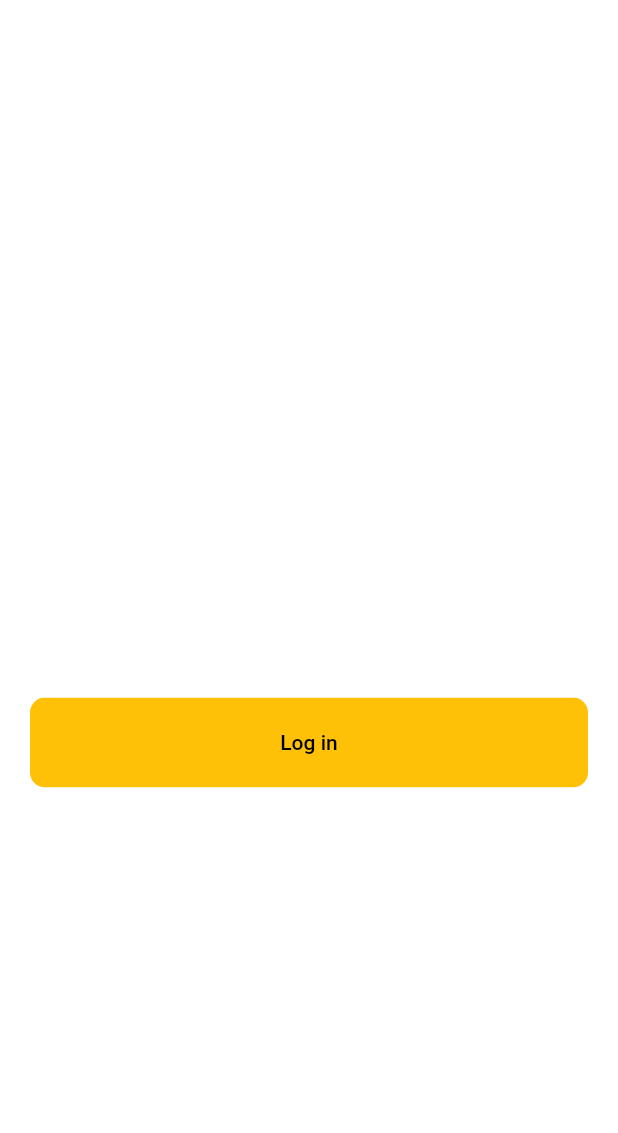
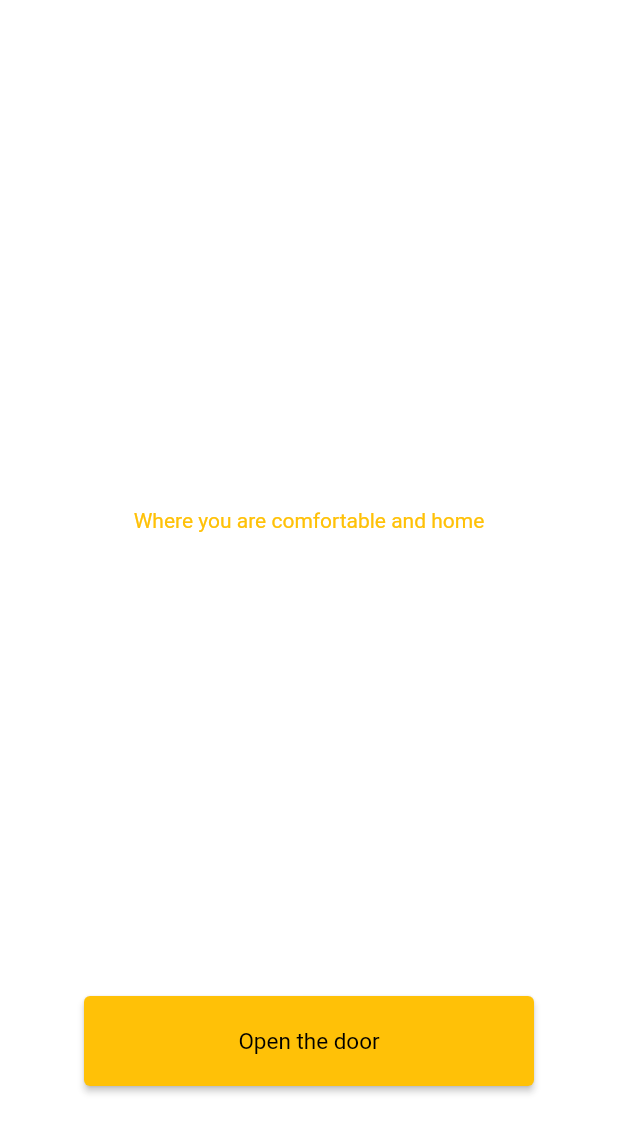
Before and after one commit to faisalkholid/flutter_latihan01, a Flutter app: the screen it shows after launch, on a phone screen of 412 x 824 dp. Shown: the top 1133 px of the screen. Run offline on Flutter 3.47's test engine with Material 2 defaults, Android fonts, the light colour scheme and no system bars.

Commit message:
add onboarding

```diff
--- a/lib/main.dart
+++ b/lib/main.dart
@@ -1,5 +1,7 @@
 import 'package:flutter/material.dart';
 import 'package:flutter/widgets.dart';
+import 'package:latihan_flutter/login.dart';
+import 'package:latihan_flutter/onboarding.dart';
 
 void main() {
   runApp(MyApp());
@@ -11,112 +13,26 @@ class MyApp extends StatelessWidget {
   @override
   Widget build(BuildContext context) {
     return MaterialApp(
-      theme: ThemeData(
-        primarySwatch: Colors.blue,
-        scaffoldBackgroundColor: Colors.white10, //<-- SEE HERE
-      ),
-      debugShowCheckedModeBanner: false,
-      home: Scaffold(
-        body: SingleChildScrollView(
-          child: Column(
-            children: [
-              const SizedBox(
-                height: 200,
-              ),
-              Container(
-                child: const Text(
-                  "Login",
-                  style: TextStyle(
-                      color: Colors.white,
-                      fontSize: 50,
-                      fontWeight: FontWeight.bold),
-                ),
-              ),
-              SizedBox(height: 10),
-              Container(
-                child: const Text(
-                  "Please login to continue life",
-                  style: TextStyle(
-                      color: Colors.white38,
-                      fontSize: 15,
-                      fontWeight: FontWeight.w400),
-                ),
-              ),
-              const SizedBox(
-                height: 20,
-              ),
-              Padding(
-                padding: const EdgeInsets.symmetric(horizontal: 20),
-                child: TextField(
-                  keyboardType: TextInputType.emailAddress,
-                  style: TextStyle(color: Colors.white),
-                  decoration: InputDecoration(
-                      prefixIcon: const Icon(
-                        Icons.supervised_user_circle,
-                        color: Colors.white,
-                      ),
-                      enabledBorder: OutlineInputBorder(
-                          borderSide:
-                              const BorderSide(width: 1.5, color: Colors.white),
-                          borderRadius: BorderRadius.circular(10)),
-                      focusedBorder: OutlineInputBorder(
-                          borderSide:
-                              BorderSide(width: 1.5, color: Colors.amber),
-                          borderRadius: BorderRadius.circular(10)),
-                      border: OutlineInputBorder(),
-                      hintText: "User name",
-                      hintStyle: TextStyle(color: Colors.white30)),
-                  controller: TextEditingController(),
-                ),
-              ),
-              SizedBox(height: 20),
-              Padding(
-                padding: const EdgeInsets.symmetric(horizontal: 20),
-                child: TextField(
-                  obscureText: true,
-                  style: TextStyle(color: Colors.white),
-                  decoration: InputDecoration(
-                      prefixIcon: const Icon(
-                        Icons.remove_red_eye_rounded,
-                        color: Colors.white,
-                      ),
-                      enabledBorder: OutlineInputBorder(
-                          borderSide:
-                              const BorderSide(width: 1.5, color: Colors.white),
-                          borderRadius: BorderRadius.circular(10)),
-                      focusedBorder: OutlineInputBorder(
-                          borderSide:
-                              BorderSide(width: 1.5, color: Colors.amber),
-                          borderRadius: BorderRadius.circular(10)),
-                      border: OutlineInputBorder(),
-                      hintText: "*********",
-                      hintStyle: TextStyle(color: Colors.white30)),
-                  controller: TextEditingController(),
-                ),
-              ),
-              SizedBox(height: 20),
-              Container(
-                height: 60,
-                width: 400,
-                margin: EdgeInsets.symmetric(horizontal: 20),
-                child: ClipRRect(
-                  borderRadius: BorderRadius.circular(10),
-                  child: GestureDetector(
-                    child: TextButton(
-                      onPressed: () {},
-                      child: Text("Log in"),
-                      style: TextButton.styleFrom(
-                        backgroundColor: Colors.amber,
-                        primary: Colors.black,
-                      ),
-                    ),
-                  ),
-                ),
-              ),
-            ],
-          ),
+        theme: ThemeData(
+          primarySwatch: Colors.blue,
+          scaffoldBackgroundColor: Colors.white10,
         ),
-      ),
-    );
+        initialRoute: '/',
+        debugShowCheckedModeBanner: false,
+        onGenerateRoute: (settings) {
+          // route /
+          if (settings.name == '/') {
+            return MaterialPageRoute(
+              builder: (context) => Onboarding(),
+              settings: settings,
+            );
+          }
+          if (settings.name == '/Login') {
+            return MaterialPageRoute(
+              builder: (context) => Login(),
+              settings: settings,
+            );
+          }
+        });
   }
 }
--- /dev/null
+++ b/lib/onboarding.dart
@@ -0,0 +1,60 @@
+import 'package:flutter/material.dart';
+import 'package:latihan_flutter/login.dart';
+
+class Onboarding extends StatefulWidget {
+  const Onboarding({Key? key}) : super(key: key);
+
+  @override
+  State<Onboarding> createState() => _OnboardingState();
+}
+
+class _OnboardingState extends State<Onboarding> {
+  @override
+  Widget build(BuildContext context) {
+    return Scaffold(
+      body: Column(
+        mainAxisAlignment: MainAxisAlignment.center,
+        children: [
+          SizedBox(
+            height: 300,
+          ),
+          Center(
+            child: Text(
+              "Welcome home",
+              style: TextStyle(
+                  color: Colors.white,
+                  fontSize: 25,
+                  fontWeight: FontWeight.bold),
+            ),
+          ),
+          SizedBox(
+            height: 10,
+          ),
+          Center(
+            child: Text(
+              "Where you are comfortable and home",
+              style:
+                  TextStyle(color: Colors.amber, fontWeight: FontWeight.normal),
+            ),
+          ),
+          Spacer(),
+          Align(
+              alignment: Alignment.bottomCenter,
+              child: ElevatedButton(
+                  onPressed: () {
+                    Navigator.pushNamed(context, '/Login');
+                  },
+                  child: Text("Open the door"),
+                  style: ElevatedButton.styleFrom(
+                      primary: Colors.amber,
+                      onPrimary: Colors.black,
+                      fixedSize: const Size(300, 60),
+                      textStyle: TextStyle(fontSize: 15)))),
+          SizedBox(
+            height: 100,
+          )
+        ],
+      ),
+    );
+  }
+}
```
Also changed, not shown: lib/login.dart (added, +131 -0 lines).
